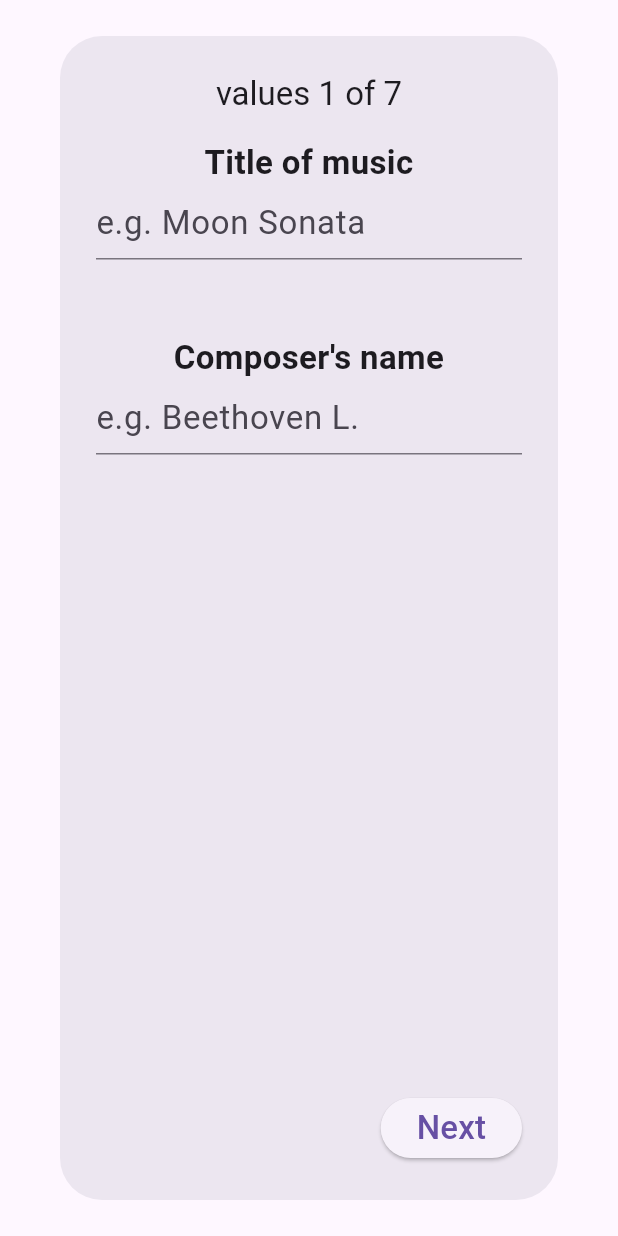
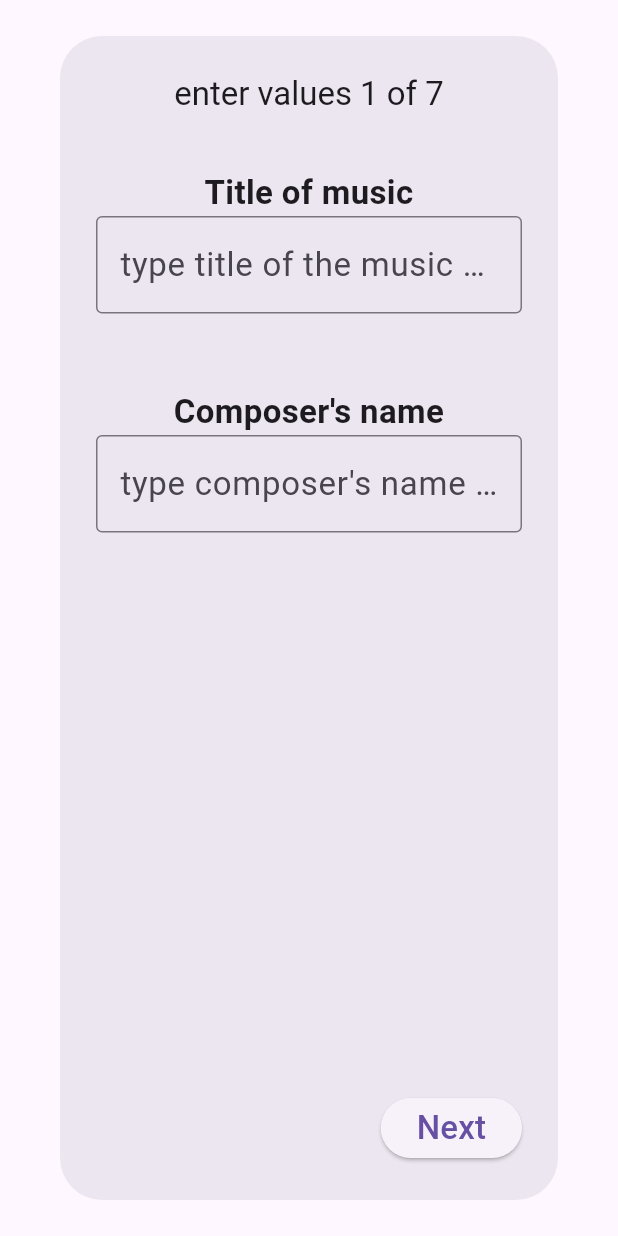
Before and after one commit to shchnad/cell_notation_app, a Flutter app: the CreateCompositionDialog widget shown alone on an empty page, opened directly, on a phone screen of 412 x 824 dp. Run offline on Flutter 3.47's test engine with Material 3 defaults, Android fonts, the phone set to English and light mode, and no system bars; our stand-ins replace cloud_firestore, firebase_auth, firebase_core, google_sign_in; accounts and stored records are empty.

Commit message:
measures creation is done

```diff
--- a/lib/dialog/create_composition_dialog.dart
+++ b/lib/dialog/create_composition_dialog.dart
@@ -1,4 +1,6 @@
 import 'package:flutter/material.dart';
+import 'package:firebase_auth/firebase_auth.dart';
+
 import '../enums/instrument.dart';
 import '../enums/style.dart';
 import '../enums/beat_duration.dart';
@@ -16,13 +18,15 @@ class CreateCompositionDialog extends StatefulWidget {
 class _CreateCompositionDialogState
     extends State<CreateCompositionDialog> {
 
+  final user = FirebaseAuth.instance.currentUser;
+
   int step = 0;
-
-  String? customInstrumentError;
 
   // 1 - TITLE
   final titleController = TextEditingController();
   final composerController = TextEditingController();
+  String? titleError;
+  String? composerError;
 
   // 2 - STYLE
   Style selectedStyle = Style.any;
@@ -31,6 +35,7 @@ class _CreateCompositionDialogState
   Instrument selectedInstrument = Instrument.any;
   final customInstrumentController = TextEditingController();
   bool useCustomInstrument = false;
+  String? customInstrumentError;
 
   // 4 - TONALITY
   String scale = "natural major";
@@ -42,9 +47,10 @@ class _CreateCompositionDialogState
   // 6 - TEMPO
   Tempo selectedTempo = Tempo.lento;
 
-  // 7 - COLUMNS ADDING
-  int beatCount = 0;
+  // 7 - COLUMNS and ROW ADDING
+  int numberOfMeasures = 0;
   int beatsPerMeasure = 4;
+  int numberOfOctaves = 8;
 
 
   @override
@@ -79,7 +85,7 @@ class _CreateCompositionDialogState
     return AlertDialog(
       title: Center(
         child: Text(
-          "values ${step + 1} of 7",
+          "enter values ${step + 1} of 7",
           style: const TextStyle(fontSize: 22),
         ),
       ),
@@ -98,18 +104,8 @@ class _CreateCompositionDialogState
           onPressed: () {
             if (step == 0) {
               if (titleController.text.trim().isEmpty ||
-                  composerController.text.trim().isEmpty) {
-                ScaffoldMessenger.of(context).showSnackBar(
-                  const SnackBar(
-                    content: Text(
-                      "Enter content",
-                      style: TextStyle(fontSize: 22),
-                    ),
-                  ),
-                );
-                return;
-              }
-              if (!ContentFilterService.isValid(titleController.text) ||
+                  composerController.text.trim().isEmpty ||
+                  !ContentFilterService.isValid(titleController.text) ||
                   !ContentFilterService.isValid(composerController.text)) {
                 ScaffoldMessenger.of(context).showSnackBar(
                   const SnackBar(
@@ -129,25 +125,13 @@ class _CreateCompositionDialogState
                 ScaffoldMessenger.of(context).showSnackBar(
                   const SnackBar(
                     content: Text(
-                      "invalid instrument name",
-                      style: TextStyle(fontSize: 22),
-                    ),
-                  ),
-                );
-                return;
-              }
-            }
-              if (!ContentFilterService.isValid(titleController.text) ||
-                  !ContentFilterService.isValid(composerController.text)) {
-                ScaffoldMessenger.of(context).showSnackBar(
-                  const SnackBar(
-                    content: Text(
                       "Invalid content",
                       style: TextStyle(fontSize: 22),
                     ),
                   ),
                 );
                 return;
+                }
               }
             }
             if (step < 6) {
@@ -157,6 +141,7 @@ class _CreateCompositionDialogState
                 Navigator.pop(context, {
                   "title": titleController.text.trim(),
                   "composer": composerController.text.trim(),
+                  "createdByUser": user?.uid ?? "",
                   "style": selectedStyle,
                   "instrument": useCustomInstrument
                     ? customInstrumentController.text.trim()
@@ -165,8 +150,11 @@ class _CreateCompositionDialogState
                   "tonic": tonic,
                   "beatDuration": beatDuration,
                   "tempo": selectedTempo,
-                  "beatCount": beatCount,
+                  "numberOfMeasures": numberOfMeasures,
                   "beatsPerMeasure": beatsPerMeasure,
+                  "createdAt": DateTime.now(),
+                  "updatedAt": DateTime.now(),
+                  "numberOfOctaves": numberOfOctaves,
                 });
               }
             }
@@ -186,15 +174,28 @@ class _CreateCompositionDialogState
       case 0:
         return ListView(
           children: [
-            // const SizedBox(height: 20),
+            const SizedBox(height: 20),
             const Text("Title of music",
                 style: TextStyle(fontSize: 22, fontWeight: FontWeight.bold),
                 textAlign: TextAlign.center),
             TextField(
               controller: titleController,
               style: TextStyle(fontSize: 22, color: Colors.indigo),
-              decoration: const InputDecoration(
-                hintText: "e.g. Moon Sonata",
+              onChanged: (value) {
+                setState(() {
+                  if (value.isEmpty ||
+                      ContentFilterService.isValid(value)) {
+                    titleError = null;
+                  } else {
+                    titleError = "Invalid title";
+                  }
+                });
+              },
+              decoration: InputDecoration(
+                border: const OutlineInputBorder(),
+                hintText: "type title of the music here",
+                hintStyle: const TextStyle(fontSize: 22),
+                errorText: titleError,
               ),
             ),
             const SizedBox(height: 50),
@@ -205,8 +206,21 @@ class _CreateCompositionDialogState
             TextField(
               controller: composerController,
               style: TextStyle(fontSize: 22, color: Colors.indigo),
-              decoration: const InputDecoration(
-                hintText: "e.g. Beethoven L.",
+              onChanged: (value) {
+                setState(() {
+                  if (value.isEmpty ||
+                      ContentFilterService.isValid(value)) {
+                    composerError = null;
+                  } else {
+                    composerError = "Invalid composer";
+                  }
+                });
+              },
+              decoration: InputDecoration(
+                border: const OutlineInputBorder(),
+                hintText: "type composer's name here",
+                hintStyle: const TextStyle(fontSize: 22),
+                errorText: composerError,
               ),
             ),
           ],
@@ -286,13 +300,13 @@ class _CreateCompositionDialogState
                           customInstrumentError = null;
                         } else {
                           customInstrumentError =
-                          "Invalid instrument name";
+                          "Invalid content";
                         }
                       });
                     },
                     decoration: InputDecoration(
                       border: const OutlineInputBorder(),
-                      hintText: "Type your instrument",
+                      hintText: "Type your instrument here",
                       hintStyle: const TextStyle(fontSize: 22),
                       errorText: customInstrumentError,
                     ),
@@ -366,32 +380,39 @@ class _CreateCompositionDialogState
                   );
                 }).toList(),
               ),
-              const SizedBox(height: 50),
+              const SizedBox(height: 20),
 
               // TONIC SECTION
 
               const Text(
                 "Tonic",
-                style: TextStyle(fontSize: 22, fontWeight: FontWeight.bold)),
-              Wrap(
-                spacing: 5,
-                runSpacing: 5,
+                style: TextStyle(
+                  fontSize: 22,
+                  fontWeight: FontWeight.bold,
+                ),
+              ),
+              const SizedBox(height: 10),
+              GridView.count(
+                crossAxisCount: 3,
+                shrinkWrap: true,
+                physics: const NeverScrollableScrollPhysics(),
+                childAspectRatio: 5,
                 children: [
-                  "C", "C sharp", "D flat", "D",
-                  "D sharp", "E flat", "E",
-                  "F", "F sharp", "G flat", "G",
-                  "G sharp", "A flat", "A",
-                  "A sharp", "B flat", "B",
+                  "C", "C sharp", "D flat",
+                  "D", "D sharp", "E flat",
+                  "E", "F", "F sharp",
+                  "G flat", "G", "G sharp",
+                  "A flat", "A", "A sharp",
+                  "B flat", "B",
                 ].map((t) {
-                  return SizedBox(
-                    width: 260,
-                    child: RadioListTile<String>(
-                      dense: true,
-                      title: Text(t, style: TextStyle(fontSize: 22)),
-                      value: t,
-                      groupValue: tonic,
-                      onChanged: (v) => setState(() => tonic = v!),
+                  return RadioListTile<String>(
+                    title: Text(
+                      t,
+                      style: const TextStyle(fontSize: 22),
                     ),
+                    value: t,
+                    groupValue: tonic,
+                    onChanged: (v) => setState(() => tonic = v!),
                   );
                 }).toList(),
               ),
@@ -419,7 +440,7 @@ class _CreateCompositionDialogState
                 return RadioListTile<BeatDuration>(
                   title: Text(
                     beatLabel(d),
-                    style: const TextStyle(fontSize: 20),
+                    style: const TextStyle(fontSize: 22),
                   ),
                   value: d,
                   groupValue: beatDuration,
@@ -464,27 +485,60 @@ class _CreateCompositionDialogState
           ],);
 
 
-    // 7 - COLUMNS ADDING
+    // 7 - COLUMNS AND ROWS ADDING
 
       case 6:
         return ListView(
           children: [
+            Row(
+              children: [
+                Expanded(
+                  child: RadioListTile<int>(
+                    title: const Text("4 octaves", style: TextStyle(fontSize: 22),),
+                    value: 4,
+                    groupValue: numberOfOctaves,
+                    onChanged: (value) {
+                      setState(() => numberOfOctaves = value!);
+                    },
+                  ),
+                ),
+                Expanded(
+                  child: RadioListTile<int>(
+                    title: const Text("8 octaves", style: TextStyle(fontSize: 22),),
+                    value: 8,
+                    groupValue: numberOfOctaves,
+                    onChanged: (value) {
+                      setState(() => numberOfOctaves = value!);
+                    },
+                  ),
+                ),
+              ],
+            ),
+            const SizedBox(height: 50),
+            const Text("number of measures",
+                style: TextStyle(fontSize: 22, fontWeight: FontWeight.bold),
+                textAlign: TextAlign.center),
             TextField(
               style: TextStyle(fontSize: 22, color: Colors.indigo),
-              decoration: const InputDecoration(
-                labelText: "Number of beats to add",
-                  labelStyle: TextStyle(fontSize: 22, fontWeight: FontWeight.bold)
+              decoration: InputDecoration(
+                border: const OutlineInputBorder(),
+                hintText: "type here the number of measures to add",
+                hintStyle: const TextStyle(fontSize: 22),
               ),
               keyboardType: TextInputType.number,
               onChanged: (v) =>
-              beatCount = int.tryParse(v) ?? 0,
+              numberOfMeasures = int.tryParse(v) ?? 0,
             ),
             const SizedBox(height: 20),
+            const Text("number of beats per measure",
+                style: TextStyle(fontSize: 22, fontWeight: FontWeight.bold),
+                textAlign: TextAlign.center),
             TextField(
               style: TextStyle(fontSize: 22, color: Colors.indigo),
-              decoration: const InputDecoration(
-                labelText: "Number of beats per measure",
-                  labelStyle: TextStyle(fontSize: 22, fontWeight: FontWeight.bold)
+              decoration: InputDecoration(
+                border: const OutlineInputBorder(),
+                hintText: "type here how many beats per measure you need",
+                hintStyle: const TextStyle(fontSize: 22),
               ),
               keyboardType: TextInputType.number,
               onChanged: (v) =>
--- a/lib/enums/dynamic.dart
+++ b/lib/enums/musical_dynamic.dart
@@ -1,4 +1,4 @@
-enum Dynamic {
+enum MusicalDynamic {
   piano('p'),
   pianoPiano('pp'),
   pianoPianoPiano('ppp'),
@@ -12,5 +12,5 @@ enum Dynamic {
   sforzando('sfz');
 
   final String? value;
-  const Dynamic(this.value);
+  const MusicalDynamic(this.value);
 }
--- a/lib/models/beat_model.dart
+++ b/lib/models/beat_model.dart
@@ -2,16 +2,18 @@ import 'note_model.dart';
 
 class Beat {
   final String id;
-  final double beatDuration;
   final int measureId;
-  final int index;
+  final int index; // place in measure
+  final int tempo;
+  final String? musicalDynamic;
   final List<Note> notes;
 
   const Beat({
     required this.id,
+    required this.measureId,
     required this.index,
-    required this.beatDuration,
-    required this.measureId,
+    required this.tempo,
+    this.musicalDynamic,
     required this.notes,
   });
 }
--- a/lib/models/note_model.dart
+++ b/lib/models/note_model.dart
@@ -9,7 +9,7 @@ import '../enums/ornament.dart';
 class Note {
   final int row;
   final Status status;
-  final pitch;
+  final String pitch;
   final Hand hand;
   final Finger? finger;
   final Accidental? accidental;
```
Also changed, not shown: lib/dialog/tonality_dialog.dart (+101 -101 lines), lib/enums/nuance.dart (+11 -9 lines), lib/models/composition_model.dart (+6 -6 lines), lib/screens/composition_screen.dart (+67 -22 lines), lib/screens/home_screen.dart (+1 -6 lines), lib/services/content_filter_service.dart (+8 -5 lines), lib/services/tonality_service.dart (+1 -16 lines).
